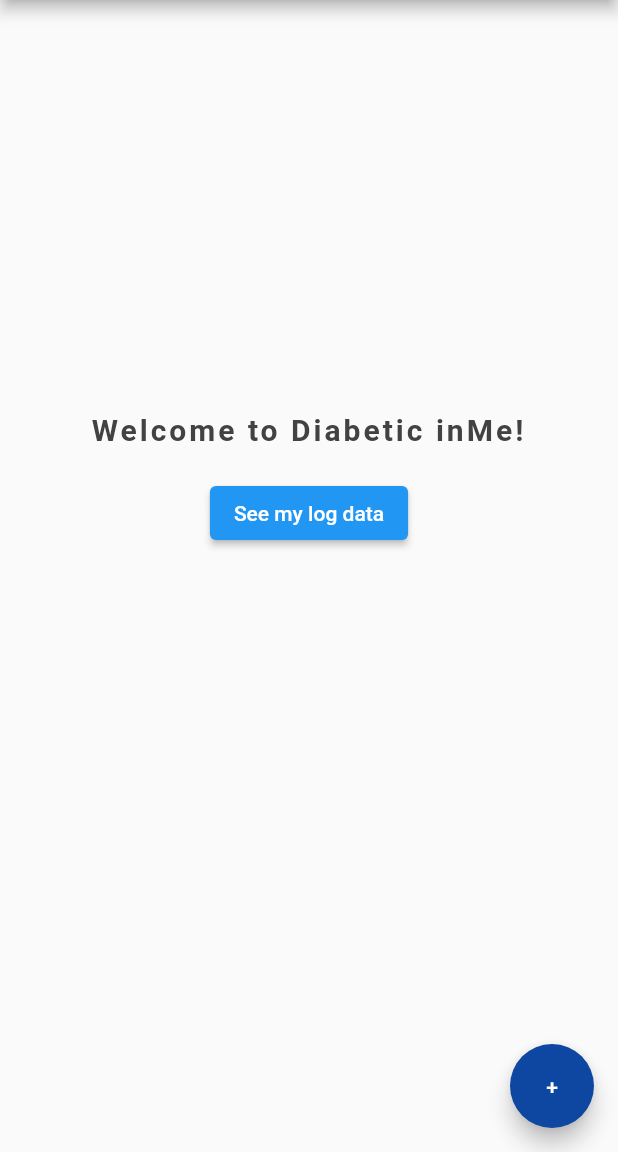
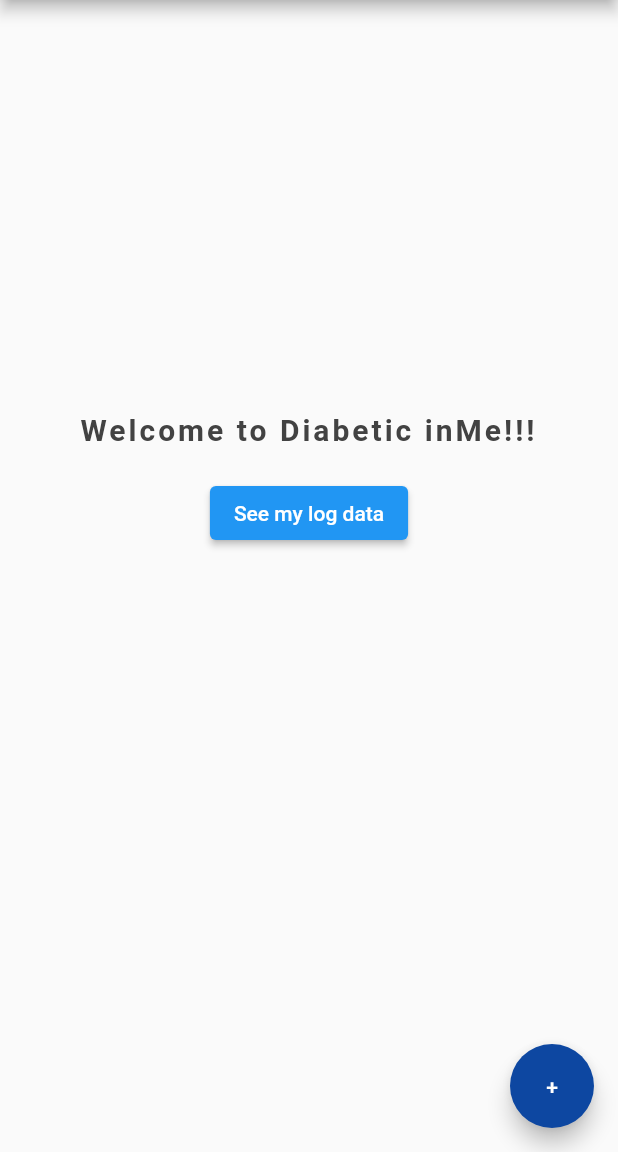
Before and after one commit to Buredos/Diabetes_tracker, a Flutter app: the screen it shows after launch, on a phone screen of 412 x 824 dp, the part 84-1236 px from its top. Run offline on Flutter 3.47's test engine with Material 2 defaults, Android fonts, the phone set to English and light mode, and no system bars.

Commit message:
Home page and 2 other screens: - input data - view data - 2nd attemp

```diff
--- a/lib/main.dart
+++ b/lib/main.dart
@@ -22,7 +22,7 @@ class Home extends StatelessWidget {
             child: Container(
               padding: EdgeInsets.fromLTRB(20.0, 275.0, 20.0, 20.0),
               child: Text(
-               'Welcome to Diabetic inMe!',
+               'Welcome to Diabetic inMe!!!',
                 textAlign: TextAlign.center,
 
                style: TextStyle(
```
